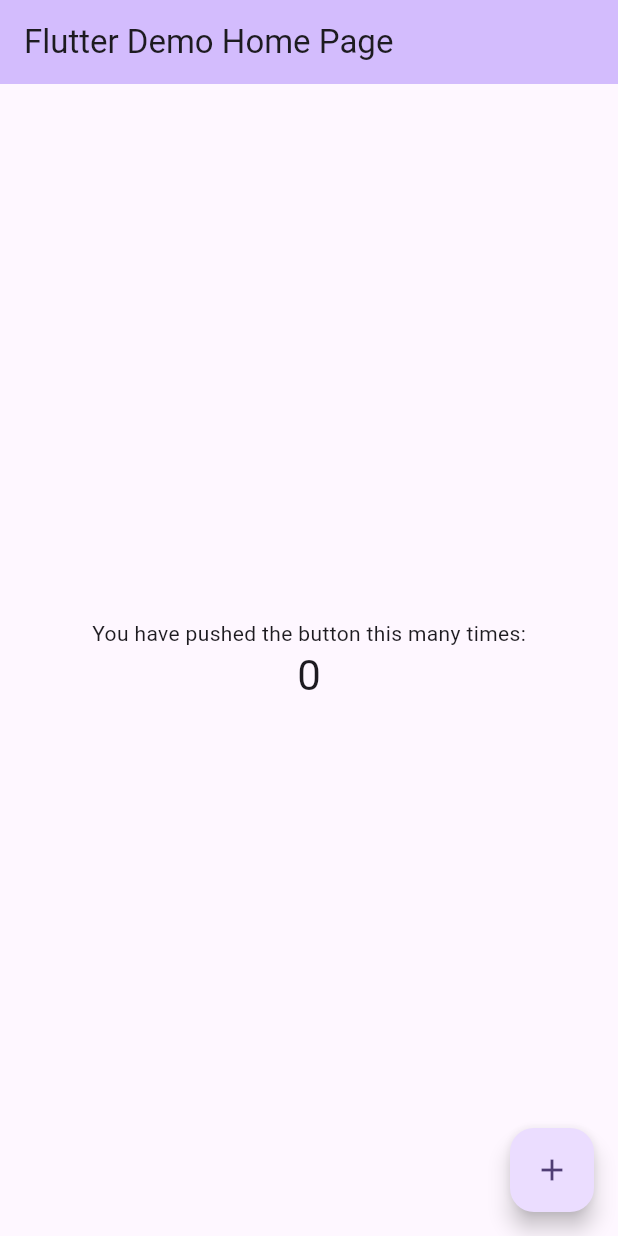
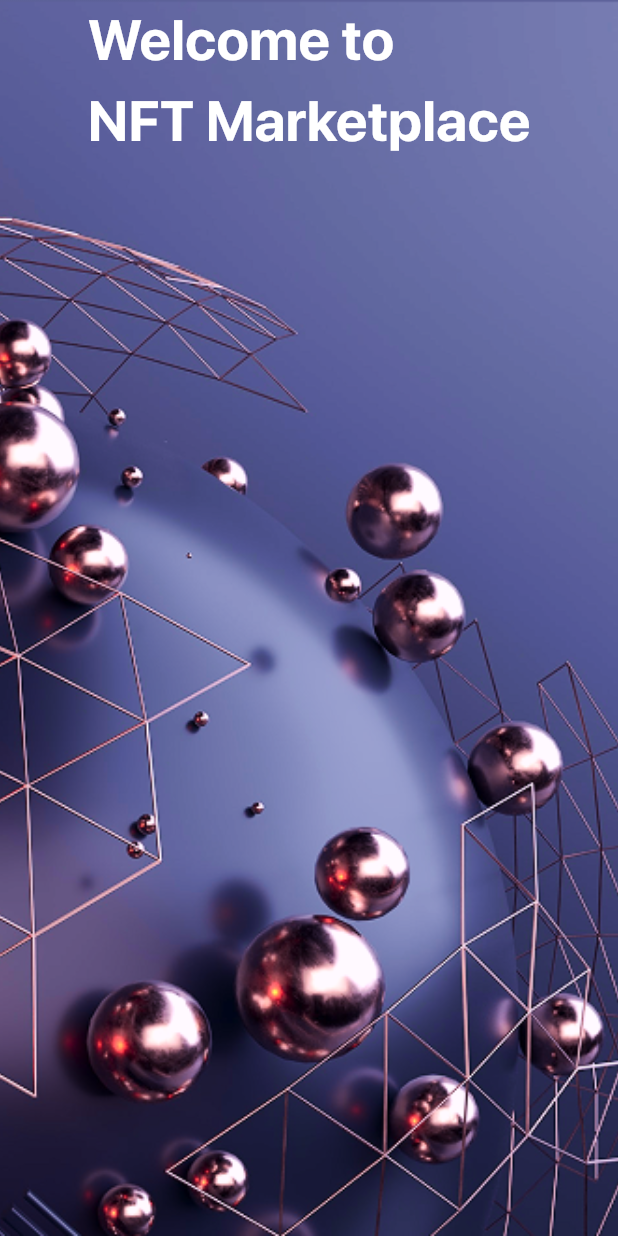
Before and after one commit to PeterTawaky/mini_nft_marketplace, a Flutter app: the screen it shows after launch, on a phone screen of 412 x 824 dp. Run offline on Flutter 3.47's test engine with Material 3 defaults, Android fonts, the phone set to English and light mode, and no system bars; our stand-ins replace flutter_screenutil; missing offline and left inert: dart:ui_web.

Commit message:
new updates

```diff
--- /dev/null
+++ b/lib/app/nft_marketplace.dart
@@ -0,0 +1,26 @@
+import 'package:flutter/material.dart';
+import 'package:flutter_screenutil/flutter_screenutil.dart';
+import 'package:mini_nft_marketplace/core/resources/route_manager.dart';
+
+class NftMarketplace extends StatelessWidget {
+  const NftMarketplace({super.key});
+
+  @override
+  Widget build(BuildContext context) {
+    return ScreenUtilInit(
+      designSize: const Size(
+        378.39,
+        787.41,
+      ), //the size of screen that designer work on it on figma
+      minTextAdapt: true,
+      splitScreenMode: true,
+      builder: (_, child) {
+        return MaterialApp(
+          debugShowCheckedModeBanner: false,
+          initialRoute: RouteName.onBoardingScreen,
+          routes: RouteManager.routes,
+        );
+      },
+    );
+  }
+}
--- /dev/null
+++ b/lib/core/resources/color_manager.dart
@@ -0,0 +1,7 @@
+import 'package:flutter/material.dart';
+
+class ColorManager {
+  static const Color purple = Color(0xff5c6098);
+  static const Color purpleLight = Color(0xff767CB2);
+  static const Color white = Color(0xffFFFFFF);
+}
--- /dev/null
+++ b/lib/core/resources/font_manager.dart
@@ -0,0 +1,6 @@
+class FontManager {
+  static const String sfPro = 'SfProDisplay';
+}
+class FontSize{
+  static const double fs36_04 = 36.04;
+}
--- /dev/null
+++ b/lib/core/resources/image_manager.dart
@@ -0,0 +1,3 @@
+class ImageManager {
+  static const String onBoarding = 'assets/images/onBoarding.png';
+}
--- /dev/null
+++ b/lib/core/resources/route_manager.dart
@@ -0,0 +1,18 @@
+import 'package:flutter/material.dart';
+import 'package:mini_nft_marketplace/screens/home_screen.dart';
+import 'package:mini_nft_marketplace/screens/on_boarding_screen.dart';
+import 'package:mini_nft_marketplace/screens/status_screen.dart';
+
+class RouteManager {
+  static Map<String, WidgetBuilder> routes = {
+    RouteName.onBoardingScreen: (context) => OnBoardingScreen(),
+    RouteName.statusScreen: (context) => StatusScreen(),
+    RouteName.homeScreen: (context) => HomeScreen(),
+  };
+}
+
+class RouteName {
+  static const String onBoardingScreen = 'on_boarding_screen';
+  static const String statusScreen = 'status_screen';
+  static const String homeScreen = 'home_screen';
+}
--- /dev/null
+++ b/lib/core/resources/string_manager.dart
@@ -0,0 +1,3 @@
+class StringManager {
+  static const titleOnBoardingPage = 'Welcome to \nNFT Marketplace';
+}
--- a/lib/main.dart
+++ b/lib/main.dart
@@ -1,122 +1,6 @@
 import 'package:flutter/material.dart';
+import 'package:mini_nft_marketplace/app/nft_marketplace.dart';
 
 void main() {
-  runApp(const MyApp());
+  runApp(NftMarketplace());
 }
-
-class MyApp extends StatelessWidget {
-  const MyApp({super.key});
-
-  // This widget is the root of your application.
-  @override
-  Widget build(BuildContext context) {
-    return MaterialApp(
-      title: 'Flutter Demo',
-      theme: ThemeData(
-        // This is the theme of your application.
-        //
-        // TRY THIS: Try running your application with "flutter run". You'll see
-        // the application has a purple toolbar. Then, without quitting the app,
-        // try changing the seedColor in the colorScheme below to Colors.green
-        // and then invoke "hot reload" (save your changes or press the "hot
-        // reload" button in a Flutter-supported IDE, or press "r" if you used
-        // the command line to start the app).
-        //
-        // Notice that the counter didn't reset back to zero; the application
-        // state is not lost during the reload. To reset the state, use hot
-        // restart instead.
-        //
-        // This works for code too, not just values: Most code changes can be
-        // tested with just a hot reload.
-        colorScheme: ColorScheme.fromSeed(seedColor: Colors.deepPurple),
-      ),
-      home: const MyHomePage(title: 'Flutter Demo Home Page'),
-    );
-  }
-}
-
-class MyHomePage extends StatefulWidget {
-  const MyHomePage({super.key, required this.title});
-
-  // This widget is the home page of your application. It is stateful, meaning
-  // that it has a State object (defined below) that contains fields that affect
-  // how it looks.
-
-  // This class is the configuration for the state. It holds the values (in this
-  // case the title) provided by the parent (in this case the App widget) and
-  // used by the build method of the State. Fields in a Widget subclass are
-  // always marked "final".
-
-  final String title;
-
-  @override
-  State<MyHomePage> createState() => _MyHomePageState();
-}
-
-class _MyHomePageState extends State<MyHomePage> {
-  int _counter = 0;
-
-  void _incrementCounter() {
-    setState(() {
-      // This call to setState tells the Flutter framework that something has
-      // changed in this State, which causes it to rerun the build method below
-      // so that the display can reflect the updated values. If we changed
-      // _counter without calling setState(), then the build method would not be
-      // called again, and so nothing would appear to happen.
-      _counter++;
-    });
-  }
-
-  @override
-  Widget build(BuildContext context) {
-    // This method is rerun every time setState is called, for instance as done
-    // by the _incrementCounter method above.
-    //
-    // The Flutter framework has been optimized to make rerunning build methods
-    // fast, so that you can just rebuild anything that needs updating rather
-    // than having to individually change instances of widgets.
-    return Scaffold(
-      appBar: AppBar(
-        // TRY THIS: Try changing the color here to a specific color (to
-        // Colors.amber, perhaps?) and trigger a hot reload to see the AppBar
-        // change color while the other colors stay the same.
-        backgroundColor: Theme.of(context).colorScheme.inversePrimary,
-        // Here we take the value from the MyHomePage object that was created by
-        // the App.build method, and use it to set our appbar title.
-        title: Text(widget.title),
-      ),
-      body: Center(
-        // Center is a layout widget. It takes a single child and positions it
-        // in the middle of the parent.
-        child: Column(
-          // Column is also a layout widget. It takes a list of children and
-          // arranges them vertically. By default, it sizes itself to fit its
-          // children horizontally, and tries to be as tall as its parent.
-          //
-          // Column has various properties to control how it sizes itself and
-          // how it positions its children. Here we use mainAxisAlignment to
-          // center the children vertically; the main axis here is the vertical
-          // axis because Columns are vertical (the cross axis would be
-          // horizontal).
-          //
-          // TRY THIS: Invoke "debug painting" (choose the "Toggle Debug Paint"
-          // action in the IDE, or press "p" in the console), to see the
-          // wireframe for each widget.
-          mainAxisAlignment: MainAxisAlignment.center,
-          children: <Widget>[
-            const Text('You have pushed the button this many times:'),
-            Text(
-              '$_counter',
-              style: Theme.of(context).textTheme.headlineMedium,
-            ),
-          ],
-        ),
-      ),
-      floatingActionButton: FloatingActionButton(
-        onPressed: _incrementCounter,
-        tooltip: 'Increment',
-        child: const Icon(Icons.add),
-      ), // This trailing comma makes auto-formatting nicer for build methods.
-    );
-  }
-}
--- /dev/null
+++ b/lib/screens/home_screen.dart
@@ -0,0 +1,10 @@
+import 'package:flutter/material.dart';
+
+class HomeScreen extends StatelessWidget {
+  const HomeScreen({super.key});
+
+  @override
+  Widget build(BuildContext context) {
+    return Scaffold();
+  }
+}
--- /dev/null
+++ b/lib/screens/on_boarding_screen.dart
@@ -0,0 +1,59 @@
+import 'dart:ui_web';
+
+import 'package:flutter/material.dart';
+import 'package:flutter_screenutil/flutter_screenutil.dart';
+import 'package:mini_nft_marketplace/core/resources/color_manager.dart';
+import 'package:mini_nft_marketplace/core/resources/font_manager.dart';
+import 'package:mini_nft_marketplace/core/resources/image_manager.dart';
+import 'package:mini_nft_marketplace/core/resources/string_manager.dart';
+
+class OnBoardingScreen extends StatelessWidget {
+  const OnBoardingScreen({super.key});
+
+  @override
+  Widget build(BuildContext context) {
+    double width = MediaQuery.of(context).size.width;
+    double height = MediaQuery.of(context).size.height;
+    return Scaffold(
+      body: SafeArea(
+        child: Container(
+          // padding: ,
+          height: double.infinity,
+          width: double.infinity,
+          decoration: BoxDecoration(
+            gradient: LinearGradient(
+              begin: Alignment(0.64, -0.76),
+              end: Alignment(-0.64, 0.76),
+              colors: [ColorManager.purple, ColorManager.purpleLight],
+            ),
+          ),
+          child: Stack(
+            children: [
+              Image.asset(
+                ImageManager.onBoarding,
+                height: height,
+                width: width,
+                fit: BoxFit.cover,
+              ),
+              Center(
+                child: Column(
+                  children: [
+                    Text(
+                      StringManager.titleOnBoardingPage,
+                      style: TextStyle(
+                        color: ColorManager.white,
+                        fontSize: FontSize.fs36_04.sp,
+                        fontWeight: FontWeight.w700,
+                        fontFamily: FontManager.sfPro,
+                      ),
+                    ),
+                  ],
+                ),
+              ),
+            ],
+          ),
+        ),
+      ),
+    );
+  }
+}
--- /dev/null
+++ b/lib/screens/status_screen.dart
@@ -0,0 +1,10 @@
+import 'package:flutter/material.dart';
+
+class StatusScreen extends StatelessWidget {
+  const StatusScreen({super.key});
+
+  @override
+  Widget build(BuildContext context) {
+    return Scaffold();
+  }
+}
```
Also changed, not shown: pubspec.yaml (+13 -17 lines), assets/fonts/SFPRODISPLAYBOLD.OTF (added), assets/fonts/SFPRODISPLAYREGULAR.OTF (added), assets/images/circle.png (added), assets/images/onBoarding.png (added), pubspec.lock, 1 other file.
